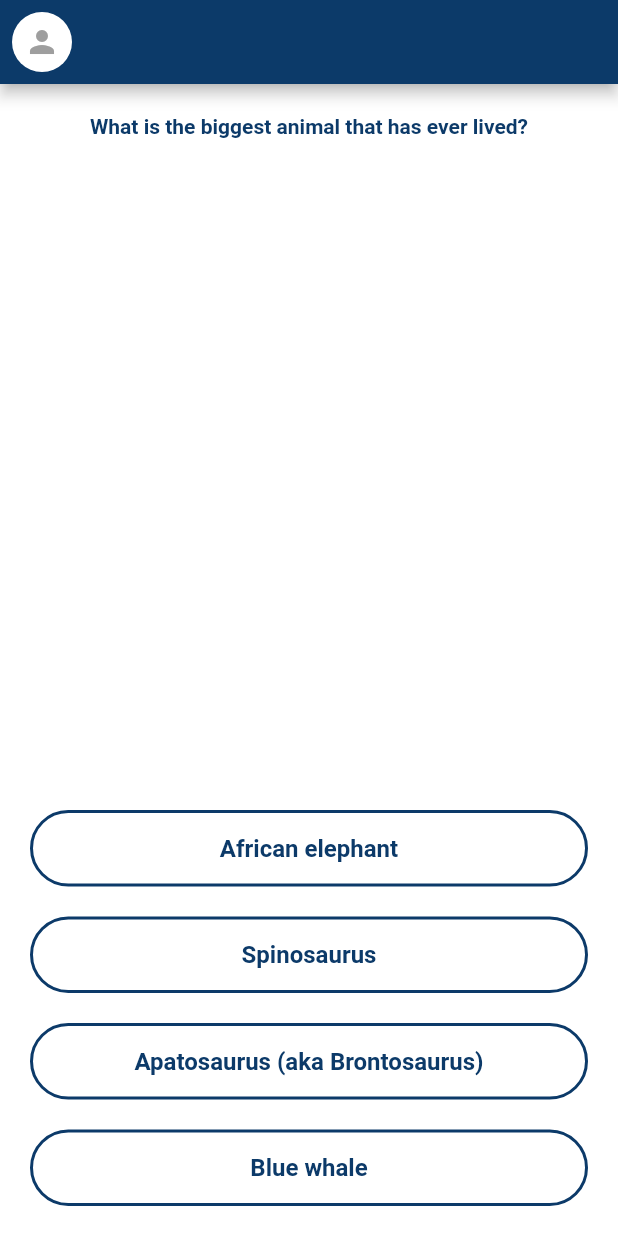
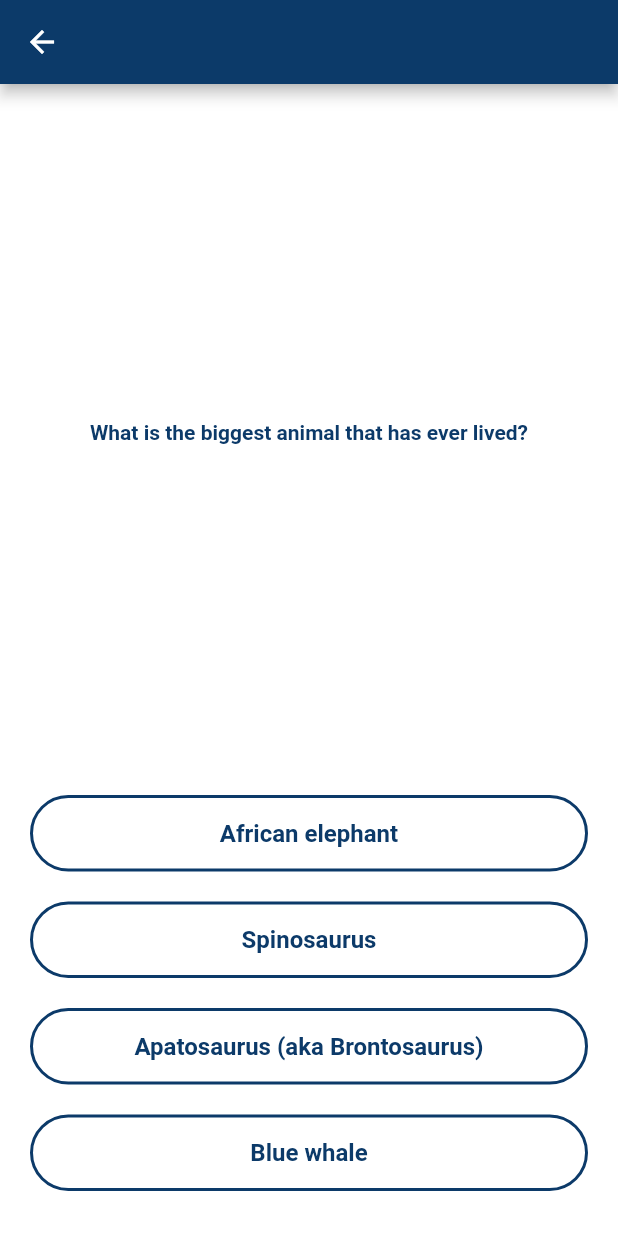
Before and after one commit to OsamaElkot8/MCQ, a Flutter app: the MCQScreen screen opened directly, on a phone screen of 412 x 824 dp. Run offline on Flutter 3.47's test engine with Material 2 defaults, Android fonts, the phone set to English and light mode, and no system bars; our stand-ins replace animated_text_kit, flutter_bloc, shared_preferences; accounts and stored records are empty; Roboto replaces fonts that are missing (WorkSans).

Commit message:
mcq result screen

```diff
--- a/lib/models/utils/language/language_ar.dart
+++ b/lib/models/utils/language/language_ar.dart
@@ -19,4 +19,16 @@ class LanguageAr extends Languages {
   @override
   // TODO: implement start
   String get start => 'Start';
+
+  @override
+  // TODO: implement yourScoreIs
+  String get yourScoreIs => 'Your Score Is';
+
+  @override
+  // TODO: implement of
+  String get of => 'Of';
+
+  @override
+  // TODO: implement tryAgain
+  String get tryAgain => 'Try Again';
 }
--- a/lib/models/utils/language/language_en.dart
+++ b/lib/models/utils/language/language_en.dart
@@ -19,4 +19,16 @@ class LanguageEn extends Languages {
   @override
   // TODO: implement start
   String get start => 'Start';
+
+  @override
+  // TODO: implement yourScoreIs
+  String get yourScoreIs => 'Your Score Is';
+
+  @override
+  // TODO: implement of
+  String get of => 'Of';
+
+  @override
+  // TODO: implement tryAgain
+  String get tryAgain => 'Try Again';
 }
--- a/lib/models/utils/language/languages.dart
+++ b/lib/models/utils/language/languages.dart
@@ -2,6 +2,9 @@ abstract class Languages {
   String get welcomeBack;
   String get name;
   String get start;
+  String get yourScoreIs;
+  String get of;
+  String get tryAgain;
 }
 
 enum EnumLanguage { english, arabic }
--- a/lib/models/utils/themes/theme_light.dart
+++ b/lib/models/utils/themes/theme_light.dart
@@ -6,7 +6,7 @@ ThemeData lightTheme = ThemeData.light().copyWith(
   colorScheme: const ColorScheme.light(
       primary: UiConstants.colorPrimary,
       secondary: UiConstants.colorGrey,
-      onPrimary: UiConstants.colorBlack,
+      onSecondary: UiConstants.colorLightGrey,
       background: UiConstants.colorWhite),
   primaryColor: UiConstants.colorPrimary,
   textTheme: TextTheme(
@@ -16,8 +16,7 @@ ThemeData lightTheme = ThemeData.light().copyWith(
       headline2: UiConstants.textStyleHomeSearchTitle
           .copyWith(color: UiConstants.colorPrimary),
       headline3: UiConstants.textStyleDefaultTextTitle,
-      headline4: UiConstants.textStyleDefaultTextTitle
-          .copyWith(color: UiConstants.colorGrey),
+      headline4: UiConstants.textStyleDefaultTextTitle3,
       subtitle1: UiConstants.textStyleDefaultSubtitle,
       button: UiConstants.textStyleDefaultButtonText),
   inputDecorationTheme: InputDecorationTheme(
--- a/lib/ui/components/default_textfield.dart
+++ b/lib/ui/components/default_textfield.dart
@@ -2,12 +2,11 @@ import 'package:flutter/material.dart';
 import 'package:mcq/ui/ui_helper.dart';
 
 class DefaultTextField extends StatelessWidget {
-  final String? label;
   final TextEditingController? controller;
   final Widget? prefixIcon;
   final String? hintText;
   const DefaultTextField(
-      {Key? key, this.label, this.controller, this.prefixIcon, this.hintText})
+      {Key? key, this.controller, this.prefixIcon, this.hintText})
       : super(key: key);
 
   @override
@@ -22,8 +21,6 @@ class DefaultTextField extends StatelessWidget {
       decoration: InputDecoration(
           border: _inputDecorationTheme.border,
           focusedBorder: _inputDecorationTheme.focusedBorder,
-          labelText: label,
-          labelStyle: _textTheme.headline2,
           prefixIcon: prefixIcon,
           prefixIconColor: UIHelper.getColorScheme(context).secondary,
           hintText: hintText,
--- a/lib/ui/screens/mcq/mcq_screen.dart
+++ b/lib/ui/screens/mcq/mcq_screen.dart
@@ -3,6 +3,8 @@ import 'package:flutter_bloc/flutter_bloc.dart';
 import 'package:mcq/models/bloc/user_bloc/user_bloc.dart';
 import 'package:mcq/models/bloc/user_bloc/user_bloc_state.dart';
 import 'package:mcq/repository/local/dummy/question_brain.dart';
+import 'package:mcq/ui/components/custom_single_child_scroll_view.dart';
+import 'package:mcq/ui/screens/mcq/mcq_result_screen.dart';
 import 'package:mcq/ui/ui_helper.dart';
 
 class MCQScreen extends StatefulWidget {
@@ -32,20 +34,22 @@ class _MCQScreenState extends State<MCQScreen> {
     return Scaffold(
         appBar: _appBar(context),
         body: SafeArea(
-          child: Padding(
+          child: CustomSingleChildScrollView(
             padding: _screenPadding,
             child: Column(
               crossAxisAlignment: CrossAxisAlignment.stretch,
               children: [
                 Expanded(
-                  child: SingleChildScrollView(
-                    child: _questionView(),
+                  child: Center(
+                    child: SingleChildScrollView(
+                      child: _questionView(),
+                    ),
                   ),
                 ),
                 const SizedBox(
                   height: 20.0,
                 ),
-                _choicesView()
+                _choicesView(context)
               ],
             ),
           ),
@@ -53,13 +57,12 @@ class _MCQScreenState extends State<MCQScreen> {
   }
 
   AppBar _appBar(BuildContext context) {
-    const EdgeInsetsGeometry _profileImageCircleAvatarPadding =
-        EdgeInsets.all(8.0);
-    const double _appBarTitleSpacing = 0.0;
+    const bool _appBarCenterTitle = false;
     const double _profileImageCircleAvatarRadius = 20.0;
     final ColorScheme _colorScheme = UIHelper.getColorScheme(context);
 
     return AppBar(
+      centerTitle: _appBarCenterTitle,
       title: BlocBuilder<UserBloc, UserBlocState>(
         builder: (context, state) {
           switch (state.runtimeType) {
@@ -69,25 +72,29 @@ class _MCQScreenState extends State<MCQScreen> {
               final casted = state as UserLoaded;
               final _user = casted.user;
 
-              return Text(_user.name);
+              return Row(
+                mainAxisSize: MainAxisSize.min,
+                children: [
+                  CircleAvatar(
+                    radius: _profileImageCircleAvatarRadius,
+                    backgroundColor: _colorScheme.background,
+                    child: Icon(
+                      Icons.person,
+                      color: _colorScheme.secondary,
+                    ),
+                  ),
+                  const SizedBox(
+                    width: 8.0,
+                  ),
+                  Text(_user.name),
+                ],
+              );
             case UserLoadingError:
             default:
               final casted = state as UserLoadingError;
               return Text(casted.reason!);
           }
         },
-      ),
-      titleSpacing: _appBarTitleSpacing,
-      leading: Padding(
-        padding: _profileImageCircleAvatarPadding,
-        child: CircleAvatar(
-          radius: _profileImageCircleAvatarRadius,
-          backgroundColor: _colorScheme.background,
-          child: Icon(
-            Icons.person,
-            color: _colorScheme.secondary,
-          ),
-        ),
       ),
     );
   }
@@ -97,31 +104,39 @@ class _MCQScreenState extends State<MCQScreen> {
         textAlign: TextAlign.center,
       );
 
-  Widget _choicesView() {
-    const bool _listViewShrinkWrap = true;
+  Widget _choicesView(BuildContext context) {
     final List<String> _choices = _dummy.choices;
+
+    return Column(
+      crossAxisAlignment: CrossAxisAlignment.stretch,
+      mainAxisSize: MainAxisSize.min,
+      children: _choices.map((choice) {
+        const EdgeInsets _buttonPadding = EdgeInsets.symmetric(vertical: 10.0);
+
+        return Padding(
+          padding: _buttonPadding,
+          child: OutlinedButton(
+            onPressed: () =>
+                _singleChoiceButtonOnPressed(context, singleChoice: choice),
+            child: Text(choice),
+          ),
+        );
+      }).toList(),
+    );
+  }
+
+  _singleChoiceButtonOnPressed(BuildContext context,
+      {required String singleChoice}) {
     final String _correctAnswer = _dummy.correctAnswer;
+    final bool _isTheCorrectAnswer = singleChoice == _correctAnswer;
 
-    return ListView.separated(
-        shrinkWrap: _listViewShrinkWrap,
-        physics: const NeverScrollableScrollPhysics(),
-        itemBuilder: (ctx, index) {
-          final String _singleChoice = _choices[index];
+    _answers.add(_isTheCorrectAnswer);
 
-          return OutlinedButton(
-              onPressed: () {
-                final bool _isTheCorrectAnswer =
-                    _singleChoice == _correctAnswer;
-                setState(() {
-                  _dummy.nextQuestion();
-                  _answers.add(_isTheCorrectAnswer);
-                });
-              },
-              child: Text(_singleChoice));
-        },
-        separatorBuilder: (ctx, index) => const SizedBox(
-              height: 20.0,
-            ),
-        itemCount: _choices.length);
+    if (_dummy.isLastQuestion) {
+      Navigator.pushReplacementNamed(context, MCQResultScreen.id,
+          arguments: _answers);
+    } else {
+      setState(() => _dummy.nextQuestion());
+    }
   }
 }
--- a/lib/ui/ui_constants.dart
+++ b/lib/ui/ui_constants.dart
@@ -30,6 +30,11 @@ class UiConstants {
       fontSize: 16.0,
       fontFamily: 'WorkSans',
       fontWeight: FontWeight.bold);
+  static const TextStyle textStyleDefaultTextTitle3 = TextStyle(
+      color: colorPrimary,
+      fontSize: 16.0,
+      fontFamily: 'WorkSans',
+      fontWeight: FontWeight.bold);
   static const TextStyle textStyleDefaultSubtitle = TextStyle(
       color: colorGrey,
       fontSize: 12.0,
@@ -43,7 +48,7 @@ class UiConstants {
   static const InputBorder inoutBorderDefaultTextField = OutlineInputBorder(
     borderRadius: BorderRadius.all(Radius.circular(30.0)),
     borderSide: BorderSide(
-      color: colorGrey,
+      color: colorPrimary,
       width: 1.0,
     ),
   );
@@ -77,8 +82,12 @@ class UiConstants {
   static const Size sizeMinimumButton = Size(100.0, 42.0);
 
   static const double elevationDefaultTextButton = 8.0;
+  static const double elevationDisabledTextButton = 0.0;
   static const double elevationDefaultWhiteAppBar = 0.0;
 
   static const String stringEmpty = '';
+  static const String stringSpace = ' ';
   static const String stringExclamationMark = '!';
+  static const String stringColonSymbol = ':';
+  static const String stringNewLine = '\n';
 }
```
Also changed, not shown: lib/main.dart (+39 -1 lines), lib/ui/screens/mcq/mcq_result_screen.dart (+101 -8 lines), lib/ui/screens/welcome_screen.dart (+23 -7 lines), 1 other file.
